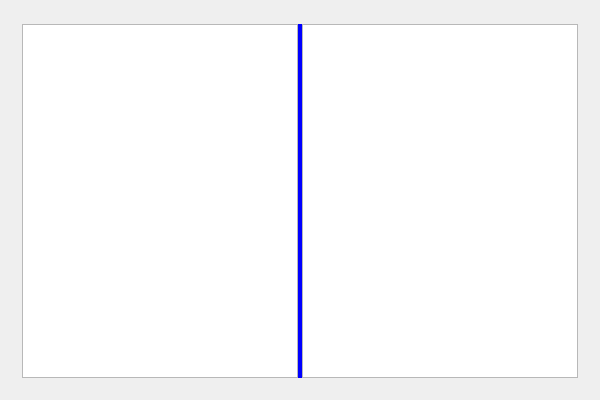
Above: src/view/battleship/mainwindow.ui from zer0main/battleship before the change. Below: the same form after it.
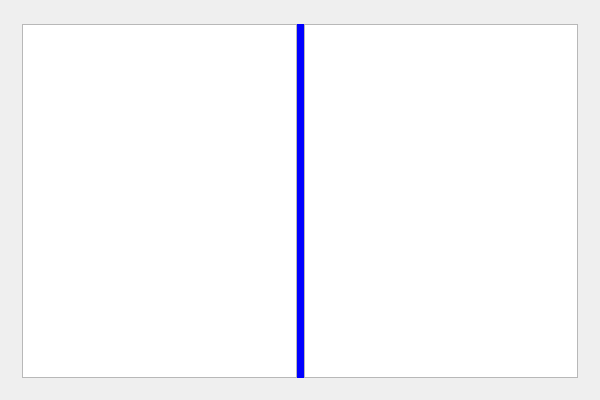
That is the form after the change. The open tabs and pages were chosen to show the change.

Diff of the .ui file:
```diff
--- a/src/view/battleship/mainwindow.ui
+++ b/src/view/battleship/mainwindow.ui
@@ -302,7 +302,7 @@
              <string notr="true">background-color: rgb(0, 0, 255);</string>
             </property>
             <property name="text">
-             <string> </string>
+             <string/>
             </property>
            </widget>
           </item>
```
Left out of the diff: 6 changed lines with no effect on the pictures.
